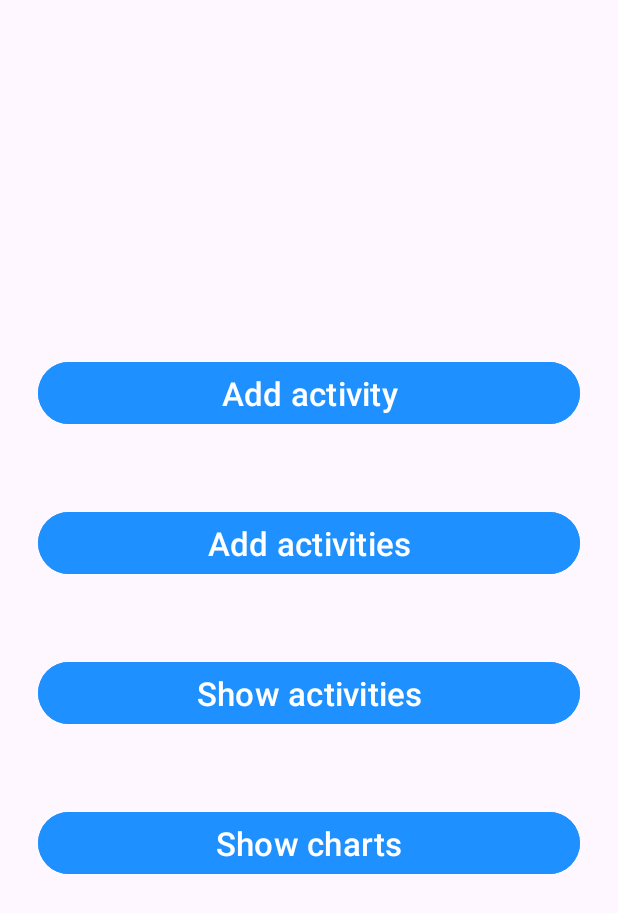
After one commit to DorMor1999/Final_Project_Andorid, an Android app: the layout activity_menu.xml on its own in the app's theme, with its tools: preview values and no code run, on a phone screen of 412 x 824 dp. The commit adds this screen. Shown: the top 913 px of the screen. Run offline under Robolectric (Android 15) with nearby library versions, the phone set to English and light mode, and no system bars.

Commit message:
finishing auth and starting to work on the menu

```diff
--- /dev/null
+++ b/app/src/main/res/layout/activity_menu.xml
@@ -0,0 +1,63 @@
+<?xml version="1.0" encoding="utf-8"?>
+<RelativeLayout xmlns:android="http://schemas.android.com/apk/res/android"
+    xmlns:app="http://schemas.android.com/apk/res-auto"
+    xmlns:tools="http://schemas.android.com/tools"
+    android:id="@+id/main"
+    android:layout_width="match_parent"
+    android:layout_height="match_parent"
+    tools:context=".Activities.MenuActivity">
+
+
+
+
+
+
+
+    <!--menu buttons part-->
+    <LinearLayout
+        android:layout_width="match_parent"
+        android:layout_height="wrap_content"
+        android:layout_centerInParent="true"
+        android:orientation="vertical">
+        <Button
+            android:id="@+id/menu_BTN_add_activity"
+            android:layout_width="match_parent"
+            android:layout_height="0dp"
+            android:layout_weight="1"
+            android:text="@string/add_activity_string"
+            android:backgroundTint="@color/application_icon_blue"
+            android:textSize="@dimen/menu_BTNS_text_size"
+            android:layout_margin="@dimen/menu_buttons_margin" />
+
+        <Button
+            android:id="@+id/menu_BTN_add_activities"
+            android:layout_width="match_parent"
+            android:layout_height="0dp"
+            android:layout_weight="1"
+            android:text="@string/add_activities_string"
+            android:backgroundTint="@color/application_icon_blue"
+            android:textSize="@dimen/menu_BTNS_text_size"
+            android:layout_margin="@dimen/menu_buttons_margin" />
+
+        <Button
+            android:id="@+id/menu_BTN_show_activities"
+            android:layout_width="match_parent"
+            android:layout_height="0dp"
+            android:layout_weight="1"
+            android:text="@string/show_activities_string"
+            android:backgroundTint="@color/application_icon_blue"
+            android:textSize="@dimen/menu_BTNS_text_size"
+            android:layout_margin="@dimen/menu_buttons_margin" />
+        <Button
+            android:id="@+id/menu_BTN_show_charts"
+            android:layout_width="match_parent"
+            android:layout_height="0dp"
+            android:layout_weight="1"
+            android:text="@string/show_charts_string"
+            android:backgroundTint="@color/application_icon_blue"
+            android:textSize="@dimen/menu_BTNS_text_size"
+            android:layout_margin="@dimen/menu_buttons_margin" />
+    </LinearLayout>
+
+
+</RelativeLayout>
--- a/app/src/main/res/values/dimens.xml
+++ b/app/src/main/res/values/dimens.xml
@@ -3,4 +3,6 @@
     <dimen name="margin_top_title_splash">100dp</dimen>
     <dimen name="title_splash_text_size">40sp</dimen>
     <dimen name="logo_splash_w_and_h">200dp</dimen>
+    <dimen name="menu_buttons_margin">25dp</dimen>
+    <dimen name="menu_BTNS_text_size">22sp</dimen>
 </resources>
--- a/app/src/main/res/values/strings.xml
+++ b/app/src/main/res/values/strings.xml
@@ -1,4 +1,9 @@
 <resources>
-    <string name="app_name">Android_final_project</string>
+    <string name="app_name">Budget Manager</string>
     <string name="application_name">Budget Manager</string>
+    <string name="add_activity_string">Add activity</string>
+    <string name="add_activities_string">Add activities</string>
+    <string name="show_activities_string">Show activities</string>
+    <string name="show_charts_string">Show charts</string>
+    <string name="menu_text">Menu</string>
 </resources>
--- a/build.gradle.kts
+++ b/build.gradle.kts
@@ -1,4 +1,5 @@
 // Top-level build file where you can add configuration options common to all sub-projects/modules.
 plugins {
     alias(libs.plugins.android.application) apply false
+    alias(libs.plugins.google.services) apply false
 }
```
Also changed, not shown: app/build.gradle.kts (+8 -0 lines), app/src/main/AndroidManifest.xml (+7 -4 lines), app/src/main/java/com/example/android_final_project/Activities/AuthActivity.java (+101 -0 lines), app/src/main/java/com/example/android_final_project/Activities/MenuActivity.java (added, +26 -0 lines), gradle/libs.versions.toml (+7 -0 lines), 1 other file.
